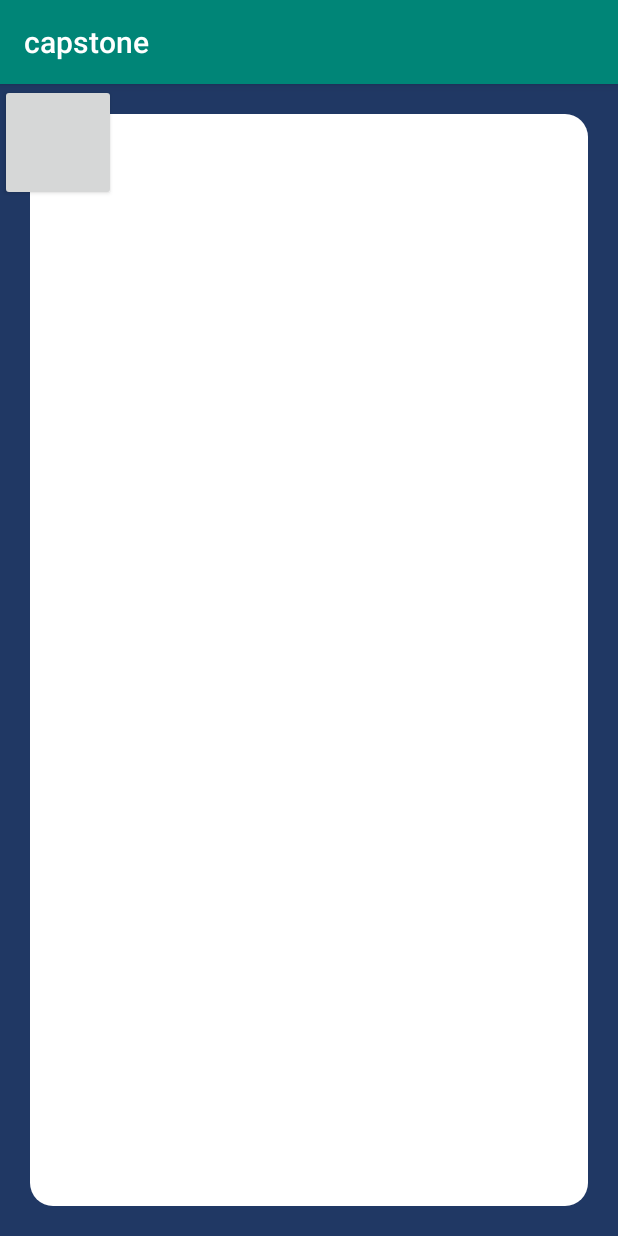
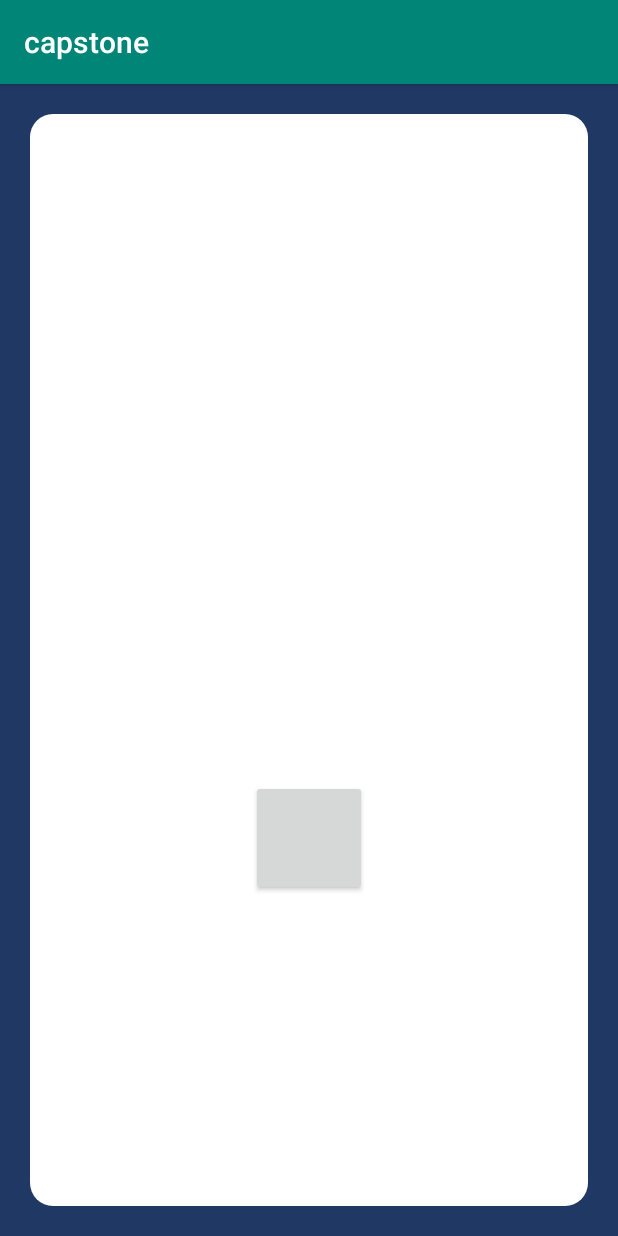
Before and after one commit to HeeJack/capstone_temp, an Android app: the ConferenceActivity screen opened directly, with no data from a screen before it, on a phone screen of 412 x 824 dp. Run offline under Robolectric (Android 15) with nearby library versions, the phone set to English and light mode, and no system bars; 1 statement that could not run was skipped.

Commit message:
예은이 한거 약간 수정

```diff
--- a/app/src/main/AndroidManifest.xml
+++ b/app/src/main/AndroidManifest.xml
@@ -16,12 +16,12 @@
                 <category android:name="android.intent.category.LAUNCHER" />
             </intent-filter>
         </activity>
-        <activity android:name=".ChannellistActivity"></activity>
+        <activity android:name=".ChannelListActivity"></activity>
         <activity android:name=".WaitingActivity"></activity>
         <activity android:name=".ConferenceActivity"></activity>
         <activity android:name=".NoteActivity"></activity>
         <activity android:name=".CloseActivity"></activity>
-        <activity android:name=".ChannelListActivity"></activity>
+
         <activity android:name=".JoinActivity"></activity>
         <activity android:name=".MakeChannelActivity"></activity>
         <activity android:name=".LastMeetActivity"></activity>
--- a/app/src/main/res/layout/activity_conference.xml
+++ b/app/src/main/res/layout/activity_conference.xml
@@ -8,34 +8,35 @@
     android:orientation="vertical"
     android:background="@color/background">
 
-    <LinearLayout
+    <FrameLayout
         android:layout_width="match_parent"
         android:layout_height="match_parent"
         android:layout_margin="20dp"
+        android:layout_marginStart="8dp"
+        android:layout_marginTop="8dp"
+        android:layout_marginEnd="8dp"
+        android:layout_marginBottom="8dp"
         android:background="@drawable/coner_rectangle"
         android:orientation="vertical"
-        tools:layout_editor_absoluteX="20dp"
-        tools:layout_editor_absoluteY="16dp" >
+        app:layout_constraintBottom_toBottomOf="parent"
+        app:layout_constraintEnd_toEndOf="parent"
+        app:layout_constraintStart_toStartOf="parent"
+        app:layout_constraintTop_toTopOf="parent">
 
-        <LinearLayout
-            android:layout_width="match_parent"
-            android:layout_height="223dp"
-            android:orientation="vertical"></LinearLayout>
-
-        <LinearLayout
-            android:layout_width="match_parent"
-            android:layout_height="183dp"
-            android:orientation="vertical">
-
-        </LinearLayout>
-    </LinearLayout>
+    </FrameLayout>
 
     <Button
         android:id="@+id/button_play"
         android:layout_width="77dp"
-        android:layout_height="78dp"
-        tools:background="@drawable/play_grey"
-        tools:layout_editor_absoluteX="167dp"
-        tools:layout_editor_absoluteY="429dp" />
+        android:layout_height="77dp"
+        android:layout_marginStart="8dp"
+        android:layout_marginTop="8dp"
+        android:layout_marginEnd="8dp"
+        app:layout_constraintBottom_toBottomOf="parent"
+        app:layout_constraintEnd_toEndOf="parent"
+        app:layout_constraintStart_toStartOf="parent"
+        app:layout_constraintTop_toTopOf="parent"
+        app:layout_constraintVertical_bias="0.668"
+        tools:background="@drawable/play_grey" />
 
 </android.support.constraint.ConstraintLayout>
--- a/app/src/main/res/layout/activity_login.xml
+++ b/app/src/main/res/layout/activity_login.xml
@@ -56,10 +56,10 @@
                 android:layout_width="wrap_content"
                 android:layout_height="match_parent"
                 android:layout_weight="1"
-                android:background="@drawable/coner_rectangle"
+                android:background="@drawable/pw"
                 android:ems="10"
                 android:inputType="number"
-                tools:background="@drawable/pw" />
+                />
         </LinearLayout>
 
     </LinearLayout>
```
Also changed, not shown: app/src/main/res/layout/activity_channel_list.xml (+8 -14 lines), app/src/main/res/layout/activity_join.xml (+4 -9 lines).
